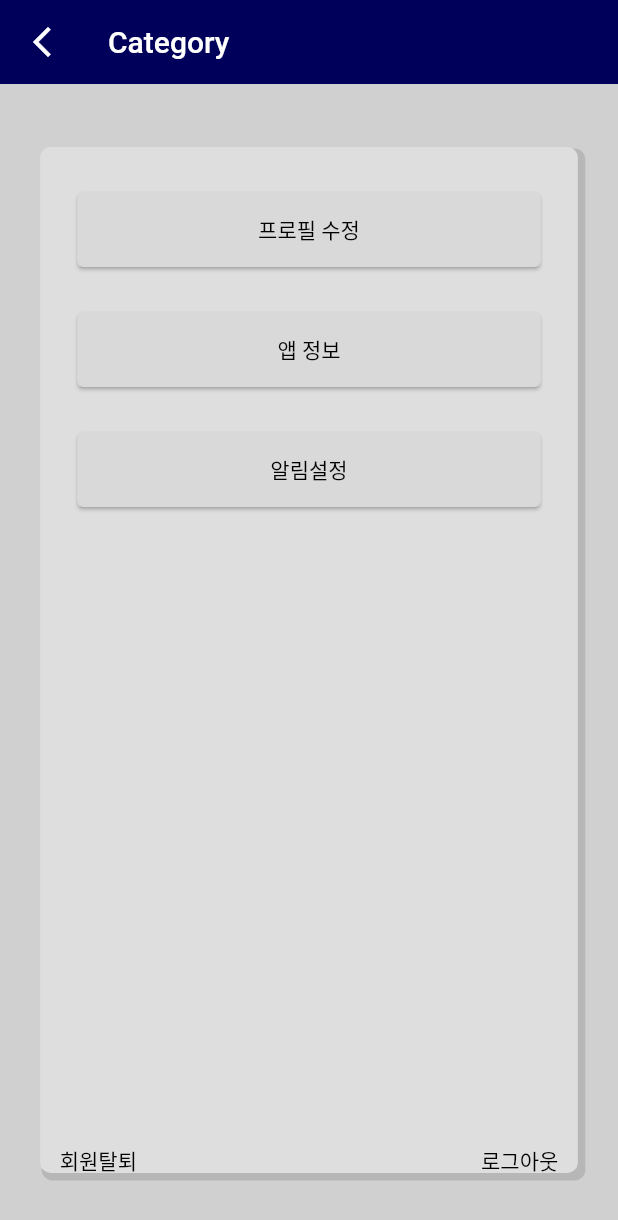
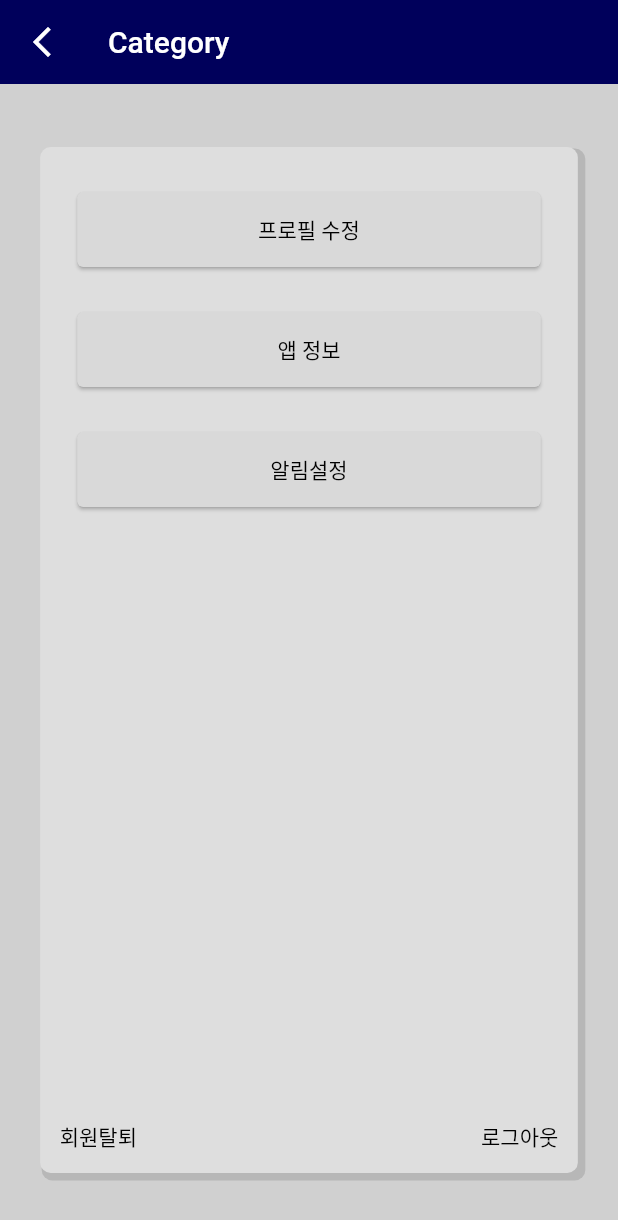
Before and after one commit to Government-Open-Data-Project/Client, a Flutter app: the Category screen opened directly, on a phone screen of 412 x 824 dp. Shown: the top 1220 px of the screen. Run offline on Flutter 3.47's test engine with Material 2 defaults, Android fonts, the phone set to English and light mode, and no system bars; our stand-ins replace dots_indicator.

Commit message:
fix : 간격 수정

```diff
--- a/lib/category.dart
+++ b/lib/category.dart
@@ -43,6 +43,10 @@ class _CategoryState extends State<Category> {
             ],
           ),
           child: Column(
+            mainAxisAlignment: MainAxisAlignment.spaceBetween,
+            children: [
+              Container(
+                child: Column(
                   children: [
                     SizedBox(height: 30,),
                     ElevatedButton(
@@ -74,7 +78,9 @@ class _CategoryState extends State<Category> {
                       onPressed: (){},
                       child: Text("알림설정",style: TextStyle(color: Colors.black),),
                     ),
-              SizedBox(height: sizeY*0.5,),
+                  ],
+                ),
+              ),
               Container(
                 padding: EdgeInsets.fromLTRB(5, 0, 5, 0),
                 child: Row(
```
Lines whose indentation alone changed are shown as unchanged.
